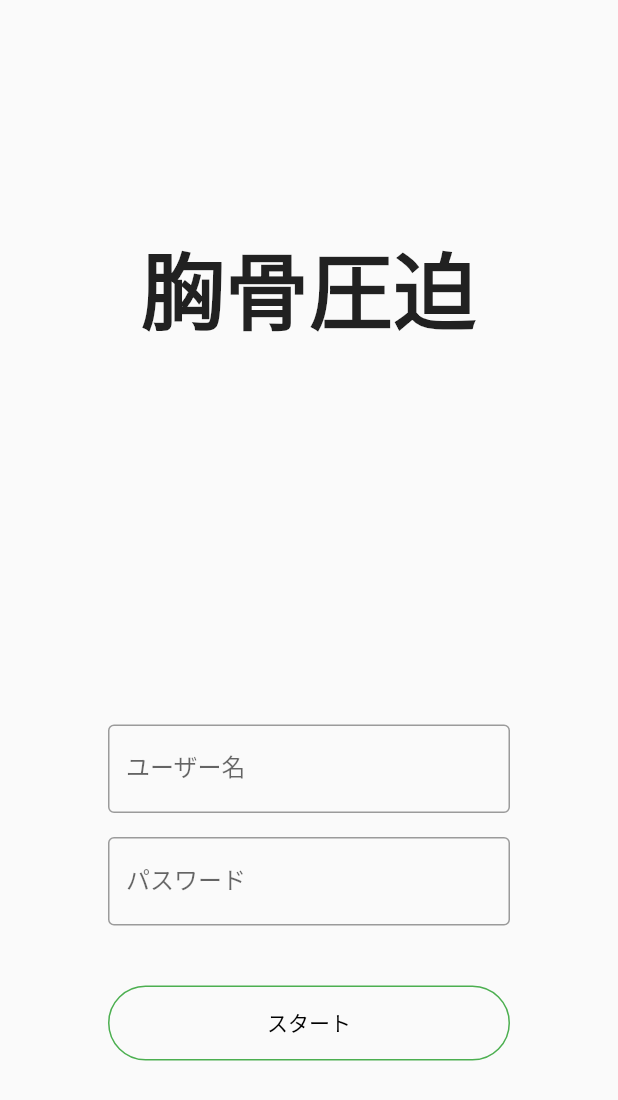
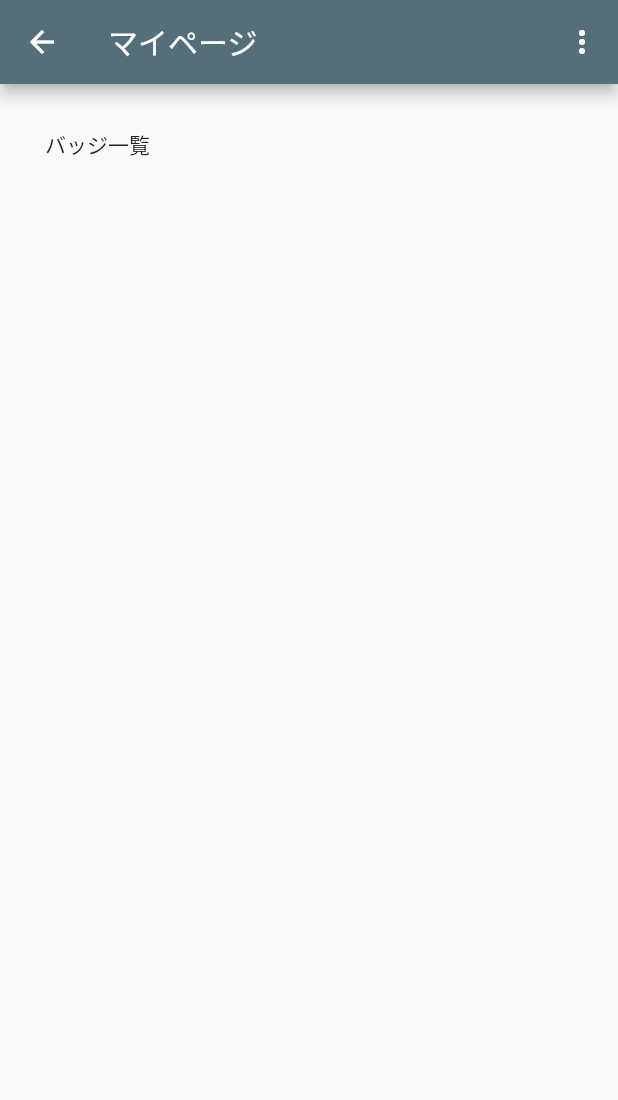
Before and after one commit to Tanesan/hackkimura, a Flutter app: the screen it shows after launch, on a phone screen of 412 x 824 dp. Shown: the top 1100 px of the screen. Run offline on Flutter 3.47's test engine with Material 2 defaults, Android fonts, the phone set to English and light mode, and no system bars.

Commit message:
add 胸骨圧迫ページ及びバトルモード、トレーニングモードの選択画面の作成

```diff
--- a/lib/main.dart
+++ b/lib/main.dart
@@ -1,7 +1,9 @@
 import 'package:flutter/material.dart';
 import 'page/top.dart';
 import 'page/select.dart';
-
+import 'page/battle.dart';
+import 'page/training.dart';
+import 'page/grade.dart';
 void main() {
   runApp(MyApp());
 }
@@ -18,7 +20,7 @@ class MyApp extends StatelessWidget {
         primaryColor: Colors.blueGrey[600],
         accentColor: Colors.blueGrey[600],
       ),
-      home: Select(),
+      home: Grade(),
       routes: <String,WidgetBuilder>{
         // '/home': (BuildContext context) => MyHomePage(),
         // '/profile': (BuildContext context) => ProfilePage(),
--- /dev/null
+++ b/lib/page/grade.dart
@@ -0,0 +1,29 @@
+import 'package:flutter/material.dart';
+
+class Grade extends StatelessWidget {
+  // This widget is the root of your application.
+  @override
+  Widget build(BuildContext context) {
+    return Scaffold(
+        appBar: AppBar(
+          leading: Icon(Icons.arrow_back),
+          title: Text('マイページ'),
+          // 右側のアイコン一覧
+          actions: <Widget>[
+            IconButton(
+              onPressed: () {},
+              icon: Icon(Icons.more_vert),
+            ),
+          ],
+        ),
+      body:  Padding(
+          padding: EdgeInsets.all(30),
+          child: Column(
+            children: [
+              Text("バッジ一覧")
+        ],
+          ),
+        ),
+    );
+  }
+}
--- a/lib/page/select.dart
+++ b/lib/page/select.dart
@@ -5,34 +5,25 @@ class Select extends StatelessWidget {
   @override
   Widget build(BuildContext context) {
     return Scaffold(
-      body: Padding(
-        padding: EdgeInsets.only(top: 150, left: 72, right:72),
-        child: Center(
+      body:   Center(
         child: Column(
           children: [
-              Text('胸骨圧迫',
-                textAlign: TextAlign.center,
-                style: TextStyle(fontSize: 56, fontWeight: FontWeight.bold)
-              ),
             Padding(
               padding: EdgeInsets.only(top: 250),
               child: Center(
-                  child: TextField(
-                    obscureText: false,
-                    decoration: InputDecoration(
-                      border: OutlineInputBorder(),
-                      labelText: 'ユーザー名',
+                child: Container(
+                  width: 300.0,
+                  height: 50.0,
+                  child: OutlinedButton(
+                    child: const Text('トレーニングモード'),
+                    style: OutlinedButton.styleFrom(
+                      primary: Colors.black,
+                      shape: const StadiumBorder(),
+                      side: const BorderSide(color: Colors.green),
                     ),
+                    onPressed: () {},
                   ),
-                ),
-              ),
-          Padding(
-            padding: EdgeInsets.only(top: 16),
-            child: TextField(
-                    obscureText: false,
-                    decoration: InputDecoration(
-                      border: OutlineInputBorder(),
-                      labelText: 'パスワード',
+
                 ),
               ),
             ),
@@ -43,7 +34,7 @@ class Select extends StatelessWidget {
                   width: 300.0,
                   height: 50.0,
                   child: OutlinedButton(
-                      child: const Text('スタート'),
+                    child: const Text('バトルモード'),
                     style: OutlinedButton.styleFrom(
                       primary: Colors.black,
                       shape: const StadiumBorder(),
@@ -51,13 +42,32 @@ class Select extends StatelessWidget {
                     ),
                     onPressed: () {},
                   ),
+
+                ),
+              ),
+            ),
+            Padding(
+              padding: EdgeInsets.only(top: 40),
+              child: Center(
+                child: Container(
+                  width: 300.0,
+                  height: 50.0,
+                  child: OutlinedButton(
+                    child: const Text('マイページ'),
+                    style: OutlinedButton.styleFrom(
+                      primary: Colors.black,
+                      shape: const StadiumBorder(),
+                      side: const BorderSide(color: Colors.green),
+                    ),
+                    onPressed: () {},
+                  ),
+
                 ),
               ),
             ),
           ],
         ),
       ),
-      )
     );
   }
 }
```
Also changed, not shown: lib/page/battle.dart (added, +49 -0 lines), lib/page/training.dart (added, +49 -0 lines). Lines whose indentation alone changed are shown as unchanged.
